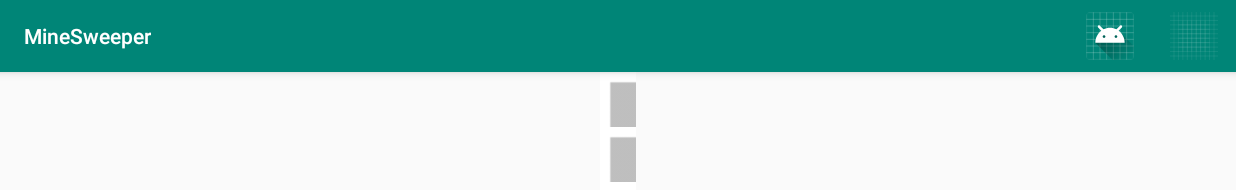
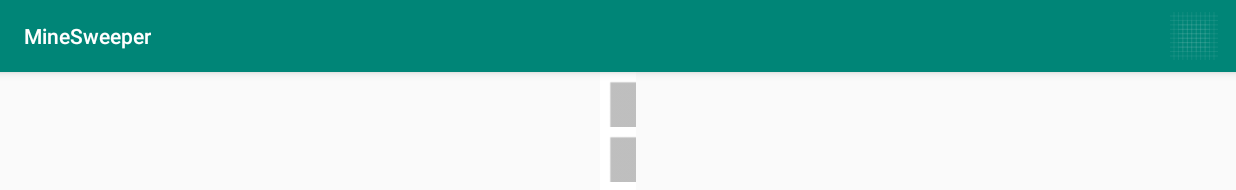
Before and after one commit to FokaKefir/MineSweeper, an Android app: the screen it shows after launch (MainActivity), on a phone screen of 824 x 412 dp (held sideways). Shown: the top 190 px of the screen. Run offline under Robolectric (Android 15) with nearby library versions, the phone set to English and light mode, and no system bars.

Commit message:
Finishing the work with MenuItems

```diff
--- a/app/src/main/java/com/example/minesweeper/gui/MainActivity.java
+++ b/app/src/main/java/com/example/minesweeper/gui/MainActivity.java
@@ -1,8 +1,7 @@
 package com.example.minesweeper.gui;
 
-import androidx.annotation.NonNull;
 import androidx.appcompat.app.AppCompatActivity;
-import android.content.Context;
+
 import android.os.Bundle;
 import android.view.Menu;
 import android.view.MenuItem;
@@ -18,9 +17,6 @@ public class MainActivity extends AppCompatActivity {
     //endregion
 
     //region 1. Decl
-    private MenuItem mnuStep;
-    private MenuItem mnuFlag;
-
     private TableLayout tblAllField;
 
     private MainActivityListener listener;
@@ -41,14 +37,14 @@ public class MainActivity extends AppCompatActivity {
         this.tblAllField=findViewById(R.id.tblAllField);
 
         //Init widgets
-        this.listener=new MainActivityListener(this,  tblAllField, numberTable, mnuFlag, mnuStep);
+        this.listener=new MainActivityListener(this,  tblAllField, numberTable);
 
         //TODO Calculate the iSpaceSize and iImageSize
         this.listener.setImageSize(80);
         this.listener.setSpaceSize(600);
 
         //Uploading numberTable
-        listener.uploadingNumberTable();
+        this.listener.uploadingNumberTable();
 
         //Creating the Table
         this.listener.populateButtons();
@@ -62,15 +58,18 @@ public class MainActivity extends AppCompatActivity {
     public boolean onCreateOptionsMenu(Menu mainActivityMenu) {
         //Inherited Method generates the Menu
         this.getMenuInflater().inflate(R.menu.main_activity_menu, mainActivityMenu);
-        this.mnuFlag=mainActivityMenu.findItem(R.id.mnuFlag);
-        this.mnuStep=mainActivityMenu.findItem(R.id.mnuStep);
+
+        //Setting the Step MenuItem invisible
+        mainActivityMenu.findItem(R.id.mnuStep).setVisible(false);
+
+        //Setting the picture for the MenuItems
+        this.listener.setMnuFlag(mainActivityMenu.findItem(R.id.mnuFlag));
+        this.listener.setMnuStep(mainActivityMenu.findItem(R.id.mnuStep));
         return true;
     }
 
     @Override
     public boolean onOptionsItemSelected( MenuItem clickedMnuItem) {
-        if(clickedMnuItem.getItemId()==R.id.mnuFlag)
-            clickedMnuItem.setVisible(false);
         return this.listener.onMenuItemClick(clickedMnuItem);
     }
 
--- a/app/src/main/java/com/example/minesweeper/listener/MainActivityListener.java
+++ b/app/src/main/java/com/example/minesweeper/listener/MainActivityListener.java
@@ -40,12 +40,10 @@ public class MainActivityListener implements MenuItem.OnMenuItemClickListener {
     //endregion
 
     //region 2. Constructor
-    public MainActivityListener(MainActivity activity, TableLayout tblAllField, NumberTable numberTable, MenuItem mnuFlag, MenuItem mnuStep){
+    public MainActivityListener(MainActivity activity, TableLayout tblAllField, NumberTable numberTable){
         this.activity=activity;
         this.tblAllField=tblAllField;
         this.numberTable=numberTable;
-        this.mnuFlag=mnuFlag;
-        this.mnuStep=mnuStep;
 
     }
     //endregion
@@ -58,6 +56,12 @@ public class MainActivityListener implements MenuItem.OnMenuItemClickListener {
     public int getSpaceSize() {
         return iSpaceSize;
     }
+    public MenuItem getMnuFlag() {
+        return mnuFlag;
+    }
+    public MenuItem getMnuStep() {
+        return mnuStep;
+    }
 
     public void setImageSize(int iImageSize) {
         this.iImageSize = iImageSize;
@@ -65,7 +69,12 @@ public class MainActivityListener implements MenuItem.OnMenuItemClickListener {
     public void setSpaceSize(int iSpaceSize) {
         this.iSpaceSize = iSpaceSize;
     }
-
+    public void setMnuFlag(MenuItem mnuFlag) {
+        this.mnuFlag = mnuFlag;
+    }
+    public void setMnuStep(MenuItem mnuStep) {
+        this.mnuStep = mnuStep;
+    }
     //endregion
 
     //region 4. Functions and Methods
@@ -153,21 +162,23 @@ public class MainActivityListener implements MenuItem.OnMenuItemClickListener {
     //endregion
 
     //region 5. Setting the Menu listener
-
     @Override
     public boolean onMenuItemClick(MenuItem item) {
-        //TODO setting the picture
         switch (item.getItemId()){
             case R.id.mnuFlag:
                 strClick=DEF_FLAG;
+                //TODO setting the visible
                 this.mnuFlag.setVisible(false);
                 this.mnuStep.setVisible(true);
+
                 break;
 
             case R.id.mnuStep:
                 strClick=DEF_STEP;
+                //TODO setting the visible
                 this.mnuStep.setVisible(false);
                 this.mnuFlag.setVisible(true);
+
                 break;
         }
         Toast.makeText(activity, "Changing to " + strClick, Toast.LENGTH_SHORT).show();
--- a/app/src/main/res/menu/main_activity_menu.xml
+++ b/app/src/main/res/menu/main_activity_menu.xml
@@ -3,13 +3,13 @@
     xmlns:android="http://schemas.android.com/apk/res/android">
 
     <item
-        android:id="@+id/mnuFlag"
+        android:id="@+id/mnuStep"
         android:icon="@mipmap/ic_launcher_round"
         android:title="mnuStep"
         app:showAsAction="always" />
     <item
-        android:id="@+id/mnuStep"
+        android:id="@+id/mnuFlag"
         android:icon="@drawable/ic_launcher_background"
-        android:title="mnuStep"
+        android:title="mnuFlag"
         app:showAsAction="always" />
 </menu>
```
